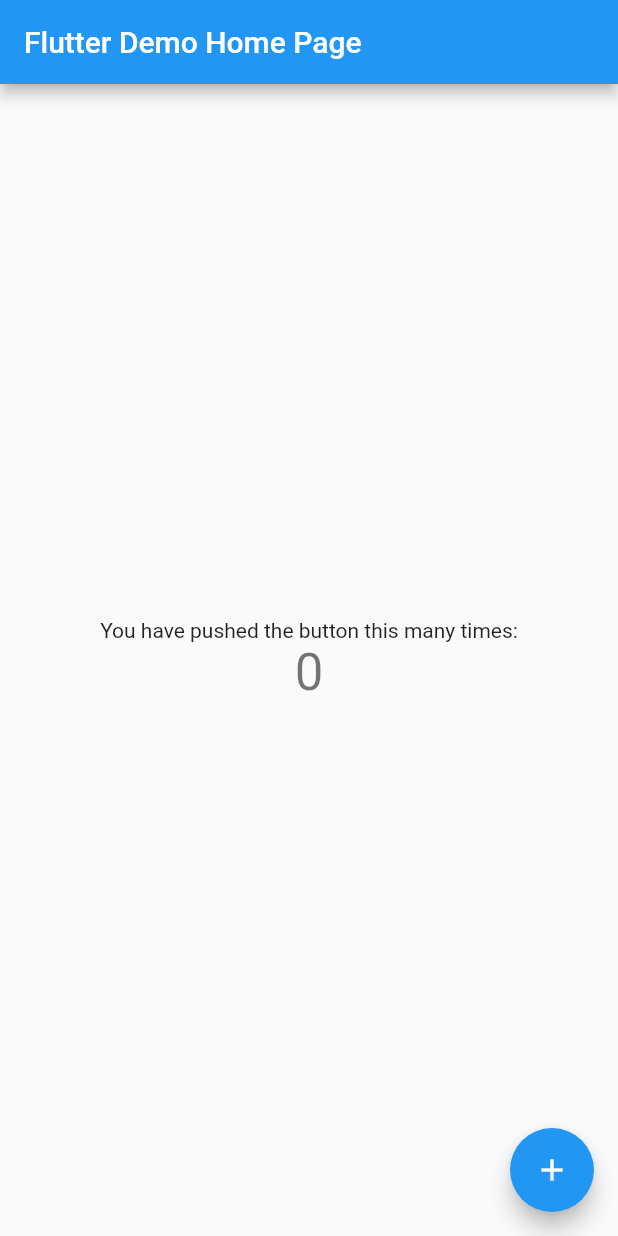
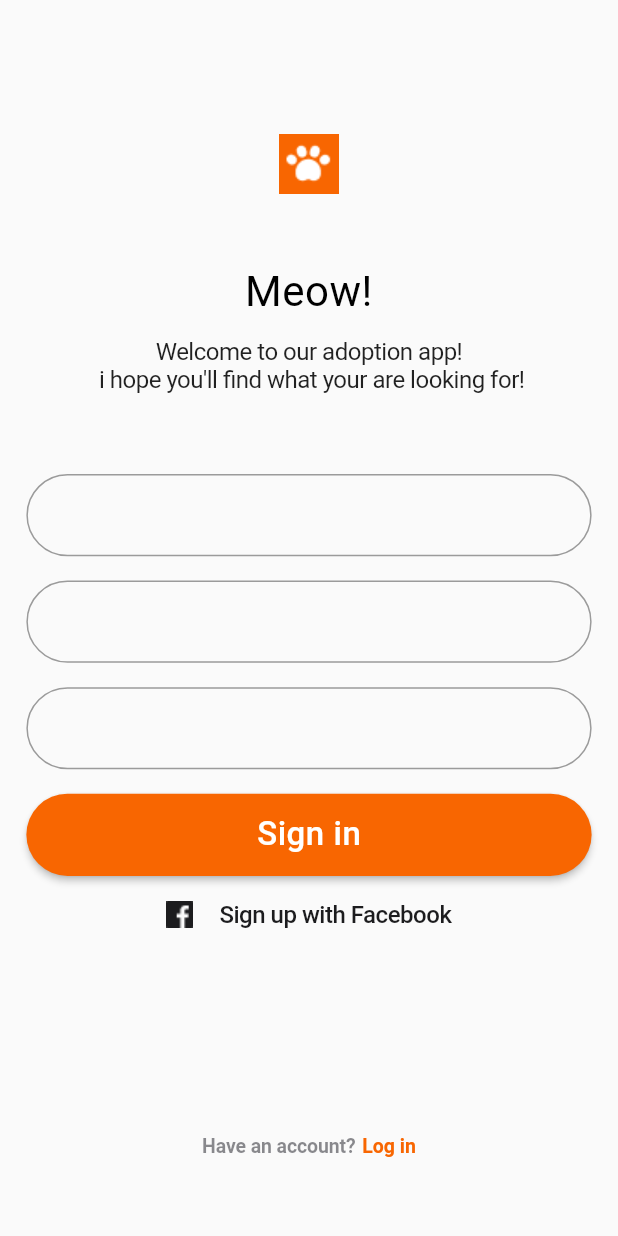
Before and after one commit to callmhejerry/sign_up_ui, a Flutter app: the screen it shows after launch, on a phone screen of 412 x 824 dp. Run offline on Flutter 3.47's test engine with Material 2 defaults, Android fonts, the phone set to English and light mode, and no system bars; our stand-ins replace flutter_screenutil.

Commit message:
added logo

```diff
--- a/lib/main.dart
+++ b/lib/main.dart
@@ -1,4 +1,5 @@
 import 'package:flutter/material.dart';
+import 'package:flutter_screenutil/flutter_screenutil.dart';
 
 void main() {
   runApp(const MyApp());
@@ -10,106 +11,192 @@ class MyApp extends StatelessWidget {
   // This widget is the root of your application.
   @override
   Widget build(BuildContext context) {
+    return ScreenUtilInit(
+      builder: (context, child) {
         return MaterialApp(
+          debugShowCheckedModeBanner: false,
           title: 'Flutter Demo',
           theme: ThemeData(
-        // This is the theme of your application.
-        //
-        // Try running your application with "flutter run". You'll see the
-        // application has a blue toolbar. Then, without quitting the app, try
-        // changing the primarySwatch below to Colors.green and then invoke
-        // "hot reload" (press "r" in the console where you ran "flutter run",
-        // or simply save your changes to "hot reload" in a Flutter IDE).
-        // Notice that the counter didn't reset back to zero; the application
-        // is not restarted.
             primarySwatch: Colors.blue,
           ),
-      home: const MyHomePage(title: 'Flutter Demo Home Page'),
+          home: child,
+        );
+      },
+      designSize: const Size(375, 812),
+      child: const SignUpScreen(),
     );
   }
 }
 
-class MyHomePage extends StatefulWidget {
-  const MyHomePage({Key? key, required this.title}) : super(key: key);
-
-  // This widget is the home page of your application. It is stateful, meaning
-  // that it has a State object (defined below) that contains fields that affect
-  // how it looks.
-
-  // This class is the configuration for the state. It holds the values (in this
-  // case the title) provided by the parent (in this case the App widget) and
-  // used by the build method of the State. Fields in a Widget subclass are
-  // always marked "final".
-
-  final String title;
-
-  @override
-  State<MyHomePage> createState() => _MyHomePageState();
-}
-
-class _MyHomePageState extends State<MyHomePage> {
-  int _counter = 0;
-
-  void _incrementCounter() {
-    setState(() {
-      // This call to setState tells the Flutter framework that something has
-      // changed in this State, which causes it to rerun the build method below
-      // so that the display can reflect the updated values. If we changed
-      // _counter without calling setState(), then the build method would not be
-      // called again, and so nothing would appear to happen.
-      _counter++;
-    });
-  }
+class SignUpScreen extends StatelessWidget {
+  const SignUpScreen({Key? key}) : super(key: key);
 
   @override
   Widget build(BuildContext context) {
-    // This method is rerun every time setState is called, for instance as done
-    // by the _incrementCounter method above.
-    //
-    // The Flutter framework has been optimized to make rerunning build methods
-    // fast, so that you can just rebuild anything that needs updating rather
-    // than having to individually change instances of widgets.
     return Scaffold(
-      appBar: AppBar(
-        // Here we take the value from the MyHomePage object that was created by
-        // the App.build method, and use it to set our appbar title.
-        title: Text(widget.title),
+      body: SingleChildScrollView(
+        padding: EdgeInsets.symmetric(
+          horizontal: 16.w,
         ),
-      body: Center(
-        // Center is a layout widget. It takes a single child and positions it
-        // in the middle of the parent.
         child: Column(
-          // Column is also a layout widget. It takes a list of children and
-          // arranges them vertically. By default, it sizes itself to fit its
-          // children horizontally, and tries to be as tall as its parent.
-          //
-          // Invoke "debug painting" (press "p" in the console, choose the
-          // "Toggle Debug Paint" action from the Flutter Inspector in Android
-          // Studio, or the "Toggle Debug Paint" command in Visual Studio Code)
-          // to see the wireframe for each widget.
-          //
-          // Column has various properties to control how it sizes itself and
-          // how it positions its children. Here we use mainAxisAlignment to
-          // center the children vertically; the main axis here is the vertical
-          // axis because Columns are vertical (the cross axis would be
-          // horizontal).
+          children: [
+            SizedBox(
+              height: 88.h,
+            ),
+            Image.asset(
+              "assets/Vectorlogo.png",
+              width: 40,
+              height: 40,
+            ),
+            SizedBox(
+              height: 48.h,
+            ),
+            SizedBox(
+              height: 34.h,
+              width: 343.w,
+              child: const Text(
+                "Meow!",
+                style: TextStyle(
+                  fontSize: 28,
+                  letterSpacing: 0.36,
+                  color: Colors.black,
+                ),
+                textAlign: TextAlign.center,
+              ),
+            ),
+            SizedBox(
+              height: 12.h,
+            ),
+            SizedBox(
+              height: 42.h,
+              width: 325.w,
+              child: const Text(
+                "Welcome to our adoption app! \n i hope you'll find what your are looking for!",
+                style: TextStyle(
+                  fontSize: 16,
+                  letterSpacing: -0.32,
+                ),
+                textAlign: TextAlign.center,
+              ),
+            ),
+            SizedBox(
+              height: 48.h,
+            ),
+            SizedBox(
+              height: 301.h,
+              child: Form(
+                child: Column(children: [
+                  const InputField(),
+                  SizedBox(
+                    height: 16.h,
+                  ),
+                  const InputField(),
+                  SizedBox(
+                    height: 16.h,
+                  ),
+                  const InputField(),
+                  SizedBox(
+                    height: 16.h,
+                  ),
+                  ElevatedButton(
+                    style: ElevatedButton.styleFrom(
+                      primary: const Color(0xfff86601),
+                      fixedSize: Size(343.w, 54.h),
+                      shape: RoundedRectangleBorder(
+                        borderRadius: BorderRadius.circular(40.r),
+                      ),
+                    ),
+                    onPressed: () {},
+                    child: const Text(
+                      "Sign in",
+                      style: TextStyle(
+                        fontSize: 22,
+                        fontWeight: FontWeight.w500,
+                        letterSpacing: 0.35,
+                      ),
+                    ),
+                  ),
+                  SizedBox(
+                    height: 16.h,
+                  ),
+                  Row(
                     mainAxisAlignment: MainAxisAlignment.center,
-          children: <Widget>[
+                    children: [
+                      Image.asset("assets/Facebook Logo.png"),
+                      SizedBox(
+                        width: 16.w,
+                      ),
                       const Text(
-              'You have pushed the button this many times:',
+                        "Sign up with Facebook",
+                        style: TextStyle(
+                          fontSize: 16,
+                          fontWeight: FontWeight.w500,
+                          color: Color(0xff1c1c1e),
+                          letterSpacing: -0.32,
                         ),
+                      )
+                    ],
+                  ),
+                ]),
+              ),
+            ),
+            SizedBox(
+              height: 116.h,
+            ),
+            SizedBox(
+              height: 49.h,
+              child: Center(
+                child: Row(
+                  mainAxisAlignment: MainAxisAlignment.center,
+                  children: [
                     Text(
-              '$_counter',
-              style: Theme.of(context).textTheme.headline4,
+                      "Have an account?",
+                      style: TextStyle(
+                        fontSize: 13,
+                        color: const Color(0xff3c3c43).withOpacity(0.6),
+                        fontWeight: FontWeight.w600,
+                        letterSpacing: -0.08,
+                      ),
+                    ),
+                    SizedBox(
+                      width: 4.w,
+                    ),
+                    const Text(
+                      "Log in",
+                      style: TextStyle(
+                        color: Color(0xfff86601),
+                        fontSize: 13,
+                        fontWeight: FontWeight.w600,
+                      ),
                     ),
                   ],
                 ),
               ),
-      floatingActionButton: FloatingActionButton(
-        onPressed: _incrementCounter,
-        tooltip: 'Increment',
-        child: const Icon(Icons.add),
-      ), // This trailing comma makes auto-formatting nicer for build methods.
+            )
+          ],
+        ),
+      ),
     );
   }
 }
+
+class InputField extends StatelessWidget {
+  const InputField({
+    Key? key,
+  }) : super(key: key);
+
+  @override
+  Widget build(BuildContext context) {
+    return SizedBox(
+      width: double.maxFinite,
+      height: 54.h,
+      child: TextFormField(
+        decoration: InputDecoration(
+          border: OutlineInputBorder(
+            borderRadius: BorderRadius.circular(40.r),
+          ),
+        ),
+      ),
+    );
+  }
+}
```
Also changed, not shown: pubspec.yaml (+4 -3 lines), assets/Facebook Logo.png (added), assets/Vectorlogo.png (added), pubspec.lock. Lines whose indentation alone changed are shown as unchanged.
